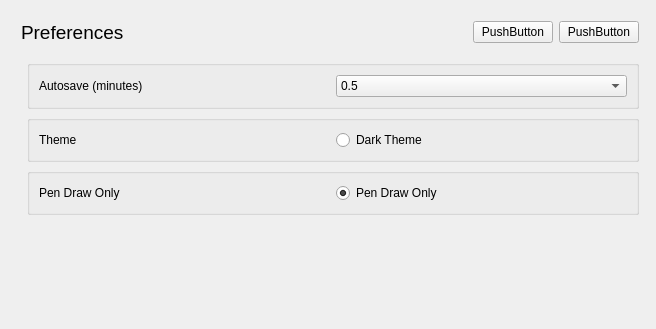
First picture: the form in src/main/python/ui/preferences_gui.ui, repository stroblme/UNote, before the edit.
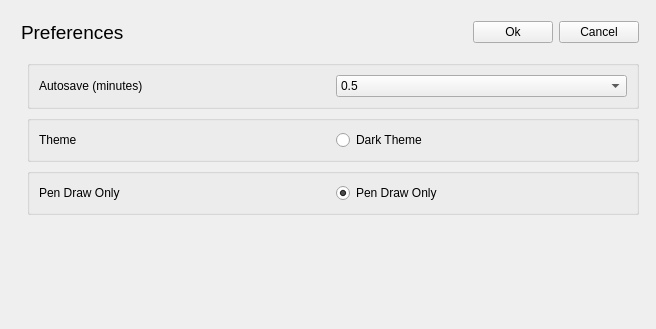
Second picture: the form after the edit.

```diff
--- a/src/main/python/ui/preferences_gui.ui
+++ b/src/main/python/ui/preferences_gui.ui
@@ -63,14 +63,14 @@
          <item>
           <widget class="QPushButton" name="pushButton_2">
            <property name="text">
-            <string>PushButton</string>
+            <string>Ok</string>
            </property>
           </widget>
          </item>
          <item>
           <widget class="QPushButton" name="pushButton">
            <property name="text">
-            <string>PushButton</string>
+            <string>Cancel</string>
            </property>
           </widget>
          </item>
```
Left out of the diff: 4 changed lines with no effect on the pictures.
